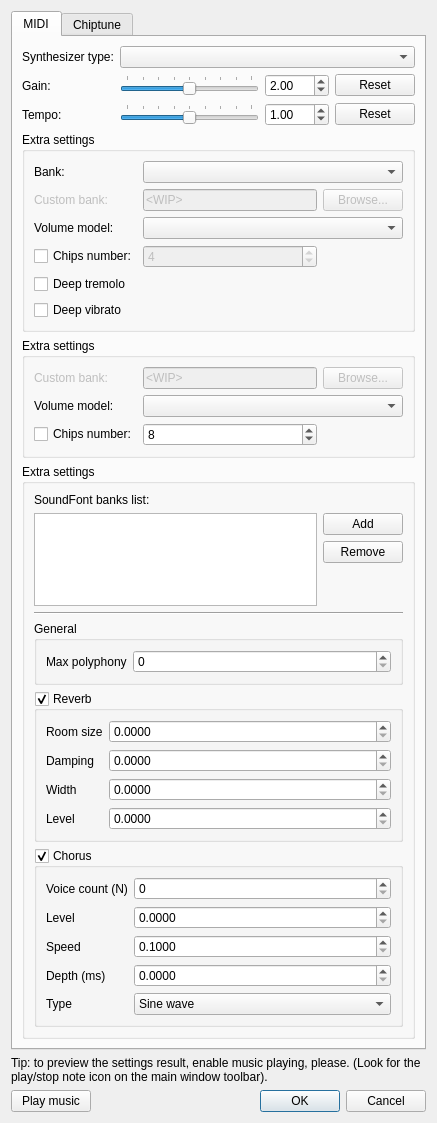
The window that Editor/main_window/dock/custom_music_setup.ui (WohlSoft/Moondust-Project) describes before a commit, drawn with Qt 5.
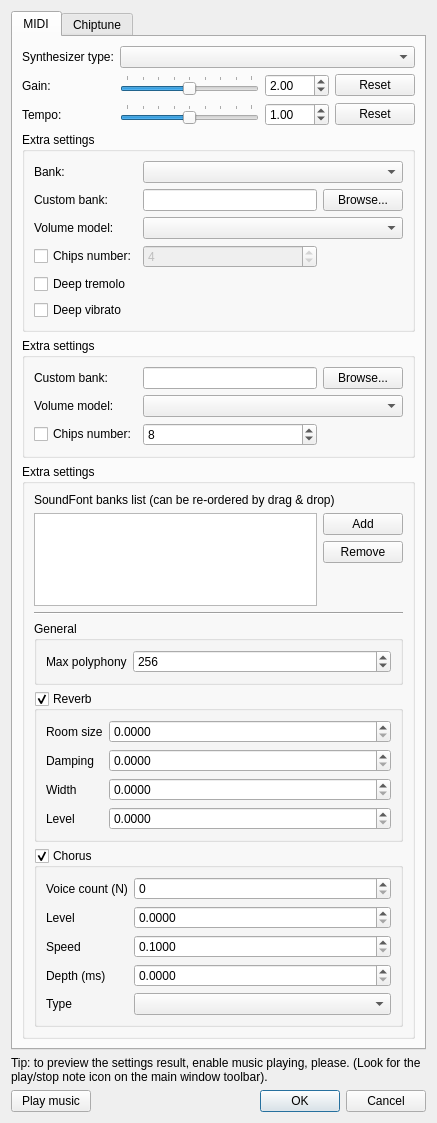
The same window after the commit. Icons and pictures are not drawn.

Commit message: Editor: Implemented the full working FluidSynth setup

What changed in the file:
```diff
--- a/Editor/main_window/dock/custom_music_setup.ui
+++ b/Editor/main_window/dock/custom_music_setup.ui
@@ -73,7 +73,7 @@
           <item row="1" column="0">
            <widget class="QLabel" name="label_9">
             <property name="enabled">
-             <bool>false</bool>
+             <bool>true</bool>
             </property>
             <property name="text">
              <string>Custom bank:</string>
@@ -123,17 +123,14 @@
           <item row="1" column="1">
            <widget class="QLineEdit" name="midiExAdlCustomBank">
             <property name="enabled">
-             <bool>false</bool>
-            </property>
-            <property name="text">
-             <string notr="true">&lt;WIP&gt;</string>
+             <bool>true</bool>
             </property>
            </widget>
           </item>
           <item row="1" column="2">
            <widget class="QPushButton" name="midiExAdlBrowsebank">
             <property name="enabled">
-             <bool>false</bool>
+             <bool>true</bool>
             </property>
             <property name="text">
              <string>Browse...</string>
@@ -266,7 +263,7 @@
           <item row="0" column="2">
            <widget class="QPushButton" name="pushButton_2">
             <property name="enabled">
-             <bool>false</bool>
+             <bool>true</bool>
             </property>
             <property name="text">
              <string>Browse...</string>
@@ -286,10 +283,10 @@
           <item row="0" column="1">
            <widget class="QLineEdit" name="lineEdit_2">
             <property name="enabled">
-             <bool>false</bool>
+             <bool>true</bool>
             </property>
             <property name="text">
-             <string notr="true">&lt;WIP&gt;</string>
+             <string notr="true"/>
             </property>
            </widget>
           </item>
@@ -319,7 +316,7 @@
           <item row="0" column="0">
            <widget class="QLabel" name="label_10">
             <property name="enabled">
-             <bool>false</bool>
+             <bool>true</bool>
             </property>
             <property name="text">
              <string>Custom bank:</string>
@@ -418,7 +415,17 @@
               </widget>
              </item>
              <item row="0" column="1">
-              <widget class="QSpinBox" name="midiFluid"/>
+              <widget class="QSpinBox" name="midiExFluidPolyphony">
+               <property name="minimum">
+                <number>8</number>
+               </property>
+               <property name="maximum">
+                <number>512</number>
+               </property>
+               <property name="value">
+                <number>256</number>
+               </property>
+              </widget>
              </item>
             </layout>
            </widget>
@@ -446,7 +453,10 @@
           <item row="0" column="0" colspan="2">
            <widget class="QLabel" name="label_2">
             <property name="text">
-             <string>SoundFont banks list:</string>
+             <string>SoundFont banks list (can be re-ordered by drag &amp; drop)</string>
+            </property>
+            <property name="wordWrap">
+             <bool>true</bool>
             </property>
            </widget>
           </item>
@@ -648,18 +658,7 @@
               </widget>
              </item>
              <item row="4" column="1">
-              <widget class="QComboBox" name="midiFluidCT">
-               <item>
-                <property name="text">
-                 <string comment="FluidSynth: Chorus modulation waveform type.">Sine wave</string>
-                </property>
-               </item>
-               <item>
-                <property name="text">
-                 <string comment="FluidSynth: Chorus modulation waveform type.">Triangle wave</string>
-                </property>
-               </item>
-              </widget>
+              <widget class="QComboBox" name="midiExFluidCT"/>
              </item>
             </layout>
            </widget>
```
Left out of the diff: 40 changed lines with no effect on the pictures. The commit also changes 3 other files.
